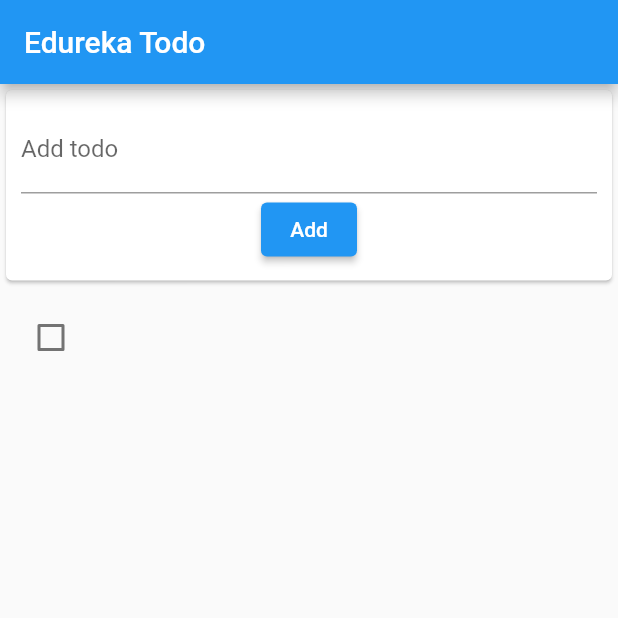
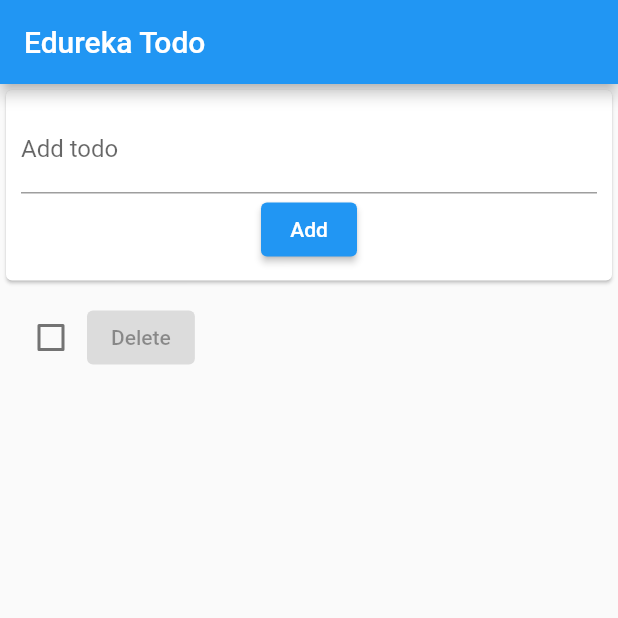
Before and after one commit to frontenddevtrainer/edureka_flutter_todo, a Flutter app: the screen it shows after launch, after a tap on "Add", on a phone screen of 412 x 824 dp, the top half of it. Run offline on Flutter 3.47's test engine with Material 2 defaults, Android fonts, the light colour scheme and no system bars.

Commit message:
Implement delete todo.

```diff
--- a/lib/todo/todolist.dart
+++ b/lib/todo/todolist.dart
@@ -5,8 +5,9 @@
 class TodoList extends StatelessWidget {
   final List todos;
   final Function markAsCompleted;
+  Function delete;
 
-  const TodoList(this.todos, this.markAsCompleted, {super.key});
+  TodoList(this.todos, this.markAsCompleted, this.delete, {super.key});
 
   @override
   Widget build(BuildContext context) {
@@ -24,7 +25,14 @@
               Text(
                 todos[index].title,
                 style: const TextStyle(fontSize: 24),
-              )
+              ),
+              ElevatedButton(
+                  onPressed: todos[index].isCompleted
+                      ? () {
+                          delete(index);
+                        }
+                      : null,
+                  child: const Text("Delete"))
             ]),
           );
         }),
--- a/lib/todo/todos.dart
+++ b/lib/todo/todos.dart
@@ -27,10 +27,21 @@
     });
   }
 
+  void delete(
+    int index,
+  ) {
+    setState(() {
+      _todos.removeAt(index);
+    });
+  }
+
   @override
   Widget build(BuildContext context) {
     return Column(
-      children: [NewTodo(_addNewTodo), TodoList(_todos, markAsCompleted)],
+      children: [
+        NewTodo(_addNewTodo),
+        TodoList(_todos, markAsCompleted, delete)
+      ],
     );
   }
 }
```
